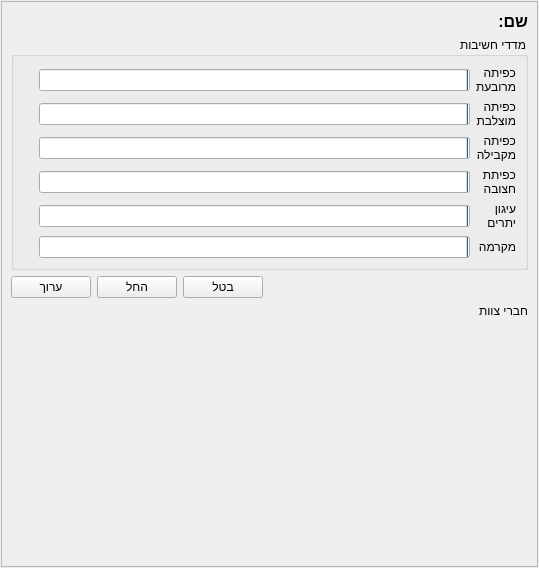
Old version of the form gui/resources/teamwidget.ui in the repository PillowTweezers/PurMyun.
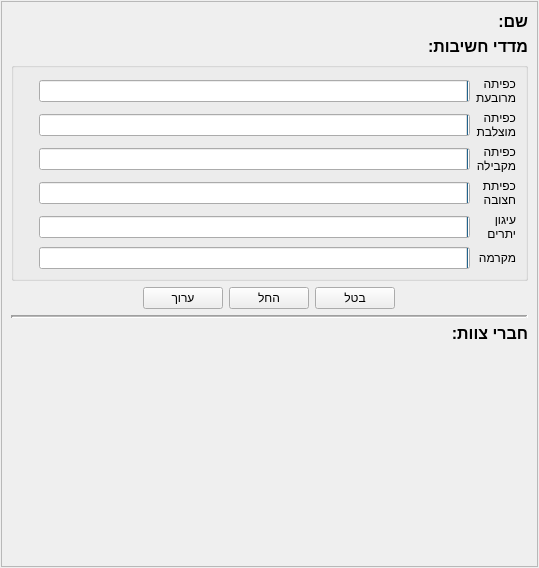
New version of the form. Icons and pictures are not drawn. Custom widgets are drawn as their Qt base class.

Diff of the .ui file:
```diff
--- a/gui/resources/teamwidget.ui
+++ b/gui/resources/teamwidget.ui
@@ -82,78 +82,26 @@
          </item>
         </layout>
        </item>
+       <item>
+        <widget class="QLabel" name="label_3">
+         <property name="styleSheet">
+          <string notr="true">font-size:16px;font-weight:bold;</string>
+         </property>
+         <property name="text">
+          <string>מדדי חשיבות:</string>
+         </property>
+        </widget>
+       </item>
        <item>
         <widget class="QGroupBox" name="groupBox">
          <property name="styleSheet">
           <string notr="true"/>
          </property>
          <property name="title">
-          <string>מדדי חשיבות</string>
+          <string/>
          </property>
          <layout class="QGridLayout" name="gridLayout">
-          <item row="10" column="1">
-           <widget class="QProgressBar" name="macrameBar">
-            <property name="value">
-             <number>0</number>
-            </property>
-            <property name="format">
-             <string/>
-            </property>
-           </widget>
-          </item>
-          <item row="2" column="2">
-           <widget class="QLabel" name="crossLbl">
-            <property name="styleSheet">
-             <string notr="true">font-weight:bold;font-size:16px;</string>
-            </property>
-            <property name="text">
-             <string/>
-            </property>
-            <property name="alignment">
-             <set>Qt::AlignRight|Qt::AlignTrailing|Qt::AlignVCenter</set>
-            </property>
-           </widget>
-          </item>
-          <item row="8" column="1">
-           <widget class="QProgressBar" name="anchoringBar">
-            <property name="value">
-             <number>0</number>
-            </property>
-            <property name="format">
-             <string/>
-            </property>
-           </widget>
-          </item>
-          <item row="8" column="2">
-           <widget class="QLabel" name="anchoringLbl">
-            <property name="styleSheet">
-             <string notr="true">font-weight:bold;font-size:16px;</string>
-            </property>
-            <property name="text">
-             <string/>
-            </property>
-            <property name="alignment">
-             <set>Qt::AlignRight|Qt::AlignTrailing|Qt::AlignVCenter</set>
-            </property>
-           </widget>
-          </item>
-          <item row="0" column="0">
-           <widget class="QLabel" name="label_6">
-            <property name="text">
-             <string>כפיתה
-מרובעת</string>
-            </property>
-           </widget>
-          </item>
-          <item row="2" column="0">
-           <widget class="QLabel" name="label_7">
-            <property name="text">
-             <string>כפיתה
-מוצלבת</string>
-            </property>
-           </widget>
-          </item>
-          <item row="0" column="2">
+          <item row="1" column="2">
            <widget class="QLabel" name="squareLbl">
             <property name="styleSheet">
              <string notr="true">font-weight:bold;font-size:16px;</string>
@@ -166,16 +114,8 @@
             </property>
            </widget>
           </item>
-          <item row="6" column="0">
-           <widget class="QLabel" name="label_9">
-            <property name="text">
-             <string>כפיתת
-חצובה</string>
-            </property>
-           </widget>
-          </item>
-          <item row="4" column="2">
-           <widget class="QLabel" name="parallelLbl">
+          <item row="11" column="2">
+           <widget class="QLabel" name="macrameLbl">
             <property name="styleSheet">
              <string notr="true">font-weight:bold;font-size:16px;</string>
             </property>
@@ -187,7 +127,7 @@
             </property>
            </widget>
           </item>
-          <item row="0" column="1">
+          <item row="1" column="1">
            <widget class="QProgressBar" name="squareBar">
             <property name="value">
              <number>0</number>
@@ -197,7 +137,37 @@
             </property>
            </widget>
           </item>
-          <item row="4" column="0">
+          <item row="9" column="2">
+           <widget class="QLabel" name="anchoringLbl">
+            <property name="styleSheet">
+             <string notr="true">font-weight:bold;font-size:16px;</string>
+            </property>
+            <property name="text">
+             <string/>
+            </property>
+            <property name="alignment">
+             <set>Qt::AlignRight|Qt::AlignTrailing|Qt::AlignVCenter</set>
+            </property>
+           </widget>
+          </item>
+          <item row="11" column="0">
+           <widget class="QLabel" name="label_11">
+            <property name="text">
+             <string>מקרמה</string>
+            </property>
+           </widget>
+          </item>
+          <item row="9" column="1">
+           <widget class="QProgressBar" name="anchoringBar">
+            <property name="value">
+             <number>0</number>
+            </property>
+            <property name="format">
+             <string/>
+            </property>
+           </widget>
+          </item>
+          <item row="5" column="0">
            <widget class="QLabel" name="label_8">
             <property name="text">
              <string>כפיתה
@@ -205,40 +175,23 @@
             </property>
            </widget>
           </item>
-          <item row="10" column="2">
-           <widget class="QLabel" name="macrameLbl">
-            <property name="styleSheet">
-             <string notr="true">font-weight:bold;font-size:16px;</string>
-            </property>
+          <item row="7" column="0">
+           <widget class="QLabel" name="label_9">
             <property name="text">
-             <string/>
+             <string>כפיתת
+חצובה</string>
             </property>
-            <property name="alignment">
-             <set>Qt::AlignRight|Qt::AlignTrailing|Qt::AlignVCenter</set>
-            </property>
            </widget>
           </item>
-          <item row="6" column="1">
-           <widget class="QProgressBar" name="tripodBar">
-            <property name="value">
-             <number>0</number>
+          <item row="3" column="0">
+           <widget class="QLabel" name="label_7">
+            <property name="text">
+             <string>כפיתה
+מוצלבת</string>
             </property>
-            <property name="format">
-             <string/>
-            </property>
            </widget>
           </item>
-          <item row="4" column="1">
-           <widget class="QProgressBar" name="parallelBar">
-            <property name="value">
-             <number>0</number>
-            </property>
-            <property name="format">
-             <string/>
-            </property>
-           </widget>
-          </item>
-          <item row="6" column="2">
+          <item row="7" column="2">
            <widget class="QLabel" name="tripodLbl">
             <property name="styleSheet">
              <string notr="true">font-weight:bold;font-size:16px;</string>
@@ -251,14 +204,61 @@
             </property>
            </widget>
           </item>
-          <item row="10" column="0">
-           <widget class="QLabel" name="label_11">
+          <item row="3" column="2">
+           <widget class="QLabel" name="crossLbl">
+            <property name="styleSheet">
+             <string notr="true">font-weight:bold;font-size:16px;</string>
+            </property>
             <property name="text">
-             <string>מקרמה</string>
+             <string/>
             </property>
+            <property name="alignment">
+             <set>Qt::AlignRight|Qt::AlignTrailing|Qt::AlignVCenter</set>
+            </property>
            </widget>
           </item>
-          <item row="8" column="0">
+          <item row="3" column="1">
+           <widget class="QProgressBar" name="crossBar">
+            <property name="value">
+             <number>0</number>
+            </property>
+            <property name="format">
+             <string/>
+            </property>
+           </widget>
+          </item>
+          <item row="5" column="1">
+           <widget class="QProgressBar" name="parallelBar">
+            <property name="value">
+             <number>0</number>
+            </property>
+            <property name="format">
+             <string/>
+            </property>
+           </widget>
+          </item>
+          <item row="5" column="2">
+           <widget class="QLabel" name="parallelLbl">
+            <property name="styleSheet">
+             <string notr="true">font-weight:bold;font-size:16px;</string>
+            </property>
+            <property name="text">
+             <string/>
+            </property>
+            <property name="alignment">
+             <set>Qt::AlignRight|Qt::AlignTrailing|Qt::AlignVCenter</set>
+            </property>
+           </widget>
+          </item>
+          <item row="1" column="0">
+           <widget class="QLabel" name="label_6">
+            <property name="text">
+             <string>כפיתה
+מרובעת</string>
+            </property>
+           </widget>
+          </item>
+          <item row="9" column="0">
            <widget class="QLabel" name="label_10">
             <property name="text">
              <string>עיגון
@@ -266,8 +266,18 @@
             </property>
            </widget>
           </item>
-          <item row="2" column="1">
-           <widget class="QProgressBar" name="crossBar">
+          <item row="11" column="1">
+           <widget class="QProgressBar" name="macrameBar">
+            <property name="value">
+             <number>0</number>
+            </property>
+            <property name="format">
+             <string/>
+            </property>
+           </widget>
+          </item>
+          <item row="7" column="1">
+           <widget class="QProgressBar" name="tripodBar">
             <property name="value">
              <number>0</number>
             </property>
@@ -300,7 +310,7 @@
             <bool>true</bool>
            </property>
            <property name="styleSheet">
-            <string notr="true"/>
+            <string notr="true">text-align: center;</string>
            </property>
            <property name="text">
             <string>בטל</string>
@@ -313,7 +323,7 @@
             <bool>true</bool>
            </property>
            <property name="styleSheet">
-            <string notr="true"/>
+            <string notr="true">text-align: center;</string>
            </property>
            <property name="text">
             <string>החל</string>
@@ -322,6 +332,9 @@
          </item>
          <item>
           <widget class="QPushButton" name="editBtn">
+           <property name="styleSheet">
+            <string notr="true">text-align: center;</string>
+           </property>
            <property name="text">
             <string>ערוך</string>
            </property>
@@ -331,12 +344,41 @@
            </property>
           </widget>
          </item>
+         <item>
+          <spacer name="horizontalSpacer_3">
+           <property name="orientation">
+            <enum>Qt::Horizontal</enum>
+           </property>
+           <property name="sizeHint" stdset="0">
+            <size>
+             <width>40</width>
+             <height>20</height>
+            </size>
+           </property>
+          </spacer>
+         </item>
         </layout>
        </item>
+       <item>
+        <widget class="Line" name="line">
+         <property name="lineWidth">
+          <number>2</number>
+         </property>
+         <property name="midLineWidth">
+          <number>1</number>
+         </property>
+         <property name="orientation">
+          <enum>Qt::Horizontal</enum>
+         </property>
+        </widget>
+       </item>
        <item>
         <widget class="QLabel" name="label_2">
+         <property name="styleSheet">
+          <string notr="true">font-size:16px;font-weight:bold;</string>
+         </property>
          <property name="text">
-          <string>חברי צוות</string>
+          <string>חברי צוות:</string>
          </property>
         </widget>
        </item>
```
